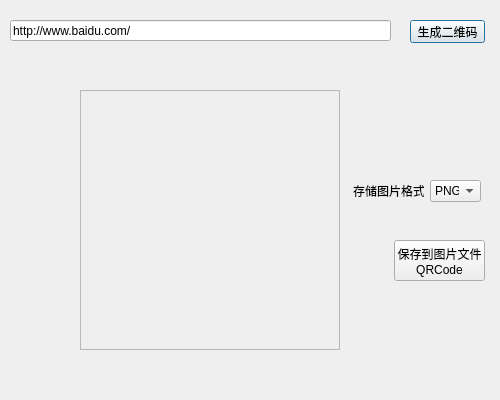
This is QRCode_Generator/mainwindow.ui in Zalafina/QRCode_Generator as Qt 5 draws it before an edit. The edited form follows.
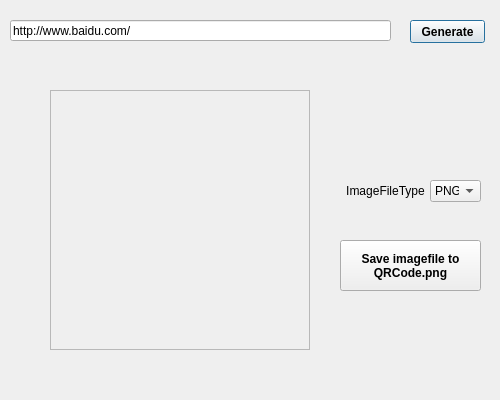
This is the edited form.

Commit message: Save image to file button modify.

The edit to the form file:
```diff
--- a/QRCode_Generator/mainwindow.ui
+++ b/QRCode_Generator/mainwindow.ui
@@ -43,7 +43,7 @@
    <widget class="QLabel" name="label">
     <property name="geometry">
      <rect>
-      <x>80</x>
+      <x>50</x>
       <y>90</y>
       <width>260</width>
       <height>260</height>
@@ -81,22 +81,37 @@
       <height>23</height>
      </rect>
     </property>
+    <property name="font">
+     <font>
+      <weight>75</weight>
+      <bold>true</bold>
+     </font>
+    </property>
     <property name="text">
-     <string>生成二维码</string>
+     <string>Generate</string>
+    </property>
+    <property name="default">
+     <bool>true</bool>
     </property>
    </widget>
    <widget class="QPushButton" name="saveFileButton">
     <property name="geometry">
      <rect>
-      <x>394</x>
+      <x>340</x>
       <y>240</y>
-      <width>91</width>
-      <height>41</height>
+      <width>141</width>
+      <height>51</height>
      </rect>
     </property>
+    <property name="font">
+     <font>
+      <weight>75</weight>
+      <bold>true</bold>
+     </font>
+    </property>
     <property name="text">
-     <string>保存到图片文件
-QRCode</string>
+     <string>Save imagefile to
+QRCode.png</string>
     </property>
    </widget>
    <widget class="QComboBox" name="comboBox">
@@ -130,14 +145,17 @@
    <widget class="QLabel" name="label_2">
     <property name="geometry">
      <rect>
-      <x>353</x>
+      <x>340</x>
       <y>180</y>
-      <width>71</width>
+      <width>91</width>
       <height>21</height>
      </rect>
     </property>
     <property name="text">
-     <string>存储图片格式</string>
+     <string>ImageFileType</string>
+    </property>
+    <property name="alignment">
+     <set>Qt::AlignCenter</set>
     </property>
    </widget>
   </widget>
```
The commit also changes 2 other files.
